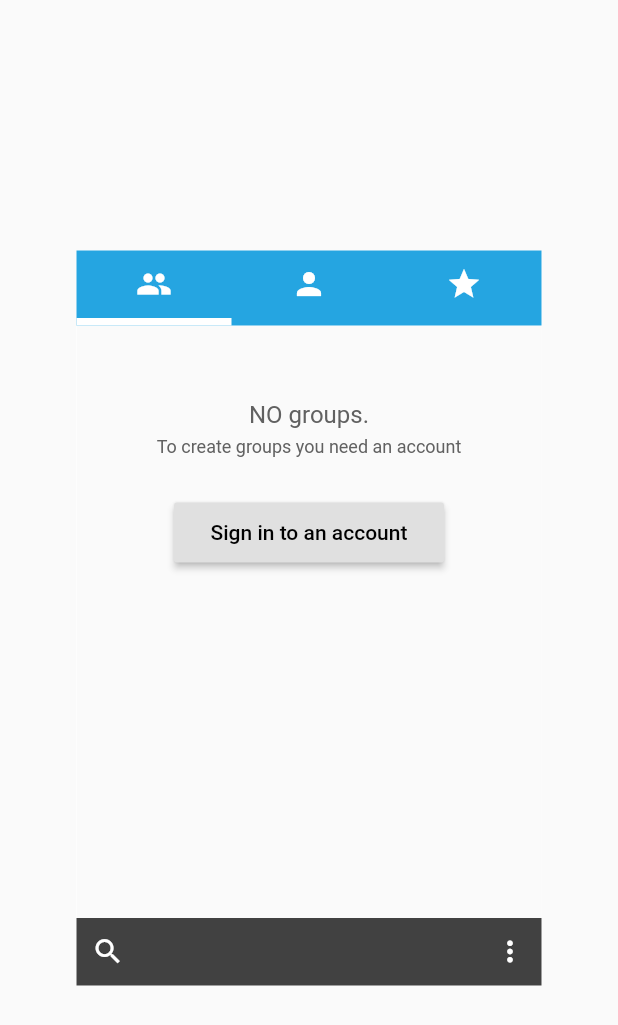
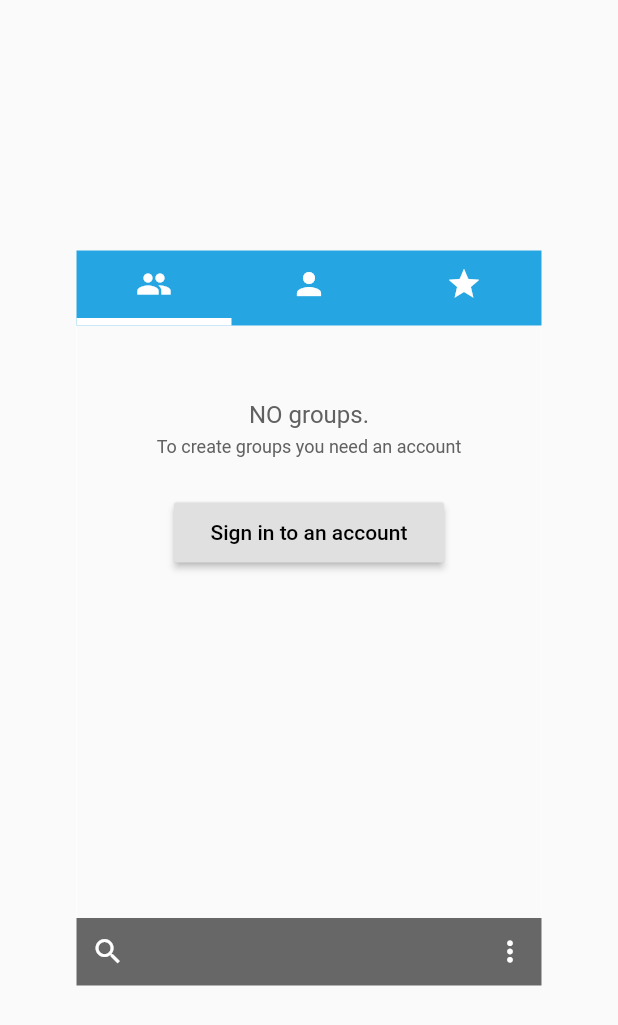
Before and after one commit to TechArmy-jett/jelly_bean, a Flutter app: the screen it shows after launch, on a phone screen of 412 x 824 dp. Shown: the top 1025 px of the screen. Run offline on Flutter 3.47's test engine with Material 2 defaults, Android fonts, the phone set to English and light mode, and no system bars.

Commit message:
Favourites screen added

```diff
--- a/lib/ui/views/home/contacts_app/contact_screen.dart
+++ b/lib/ui/views/home/contacts_app/contact_screen.dart
@@ -69,7 +69,7 @@ class _ContactScreenState extends State<ContactScreen>
 
               Container(
                 height: 45,
-                color: Color.fromRGBO(65, 65, 65, 1),
+                color: Color.fromRGBO(65, 65, 65, 0.8),
                 padding: EdgeInsets.symmetric(horizontal: 10),
                 child: Row(
                   mainAxisAlignment: MainAxisAlignment.spaceBetween,
```
Also changed, not shown: lib/ui/views/home/contacts_app/favourites.dart (+15 -2 lines).
